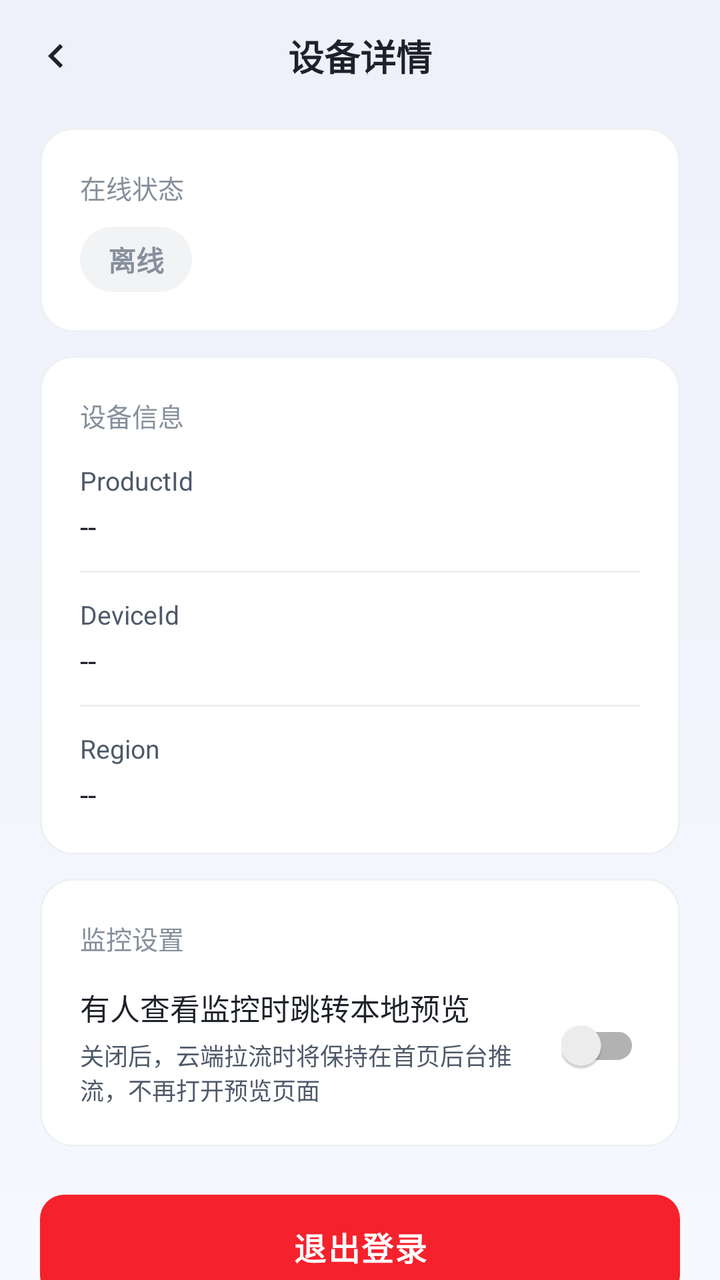
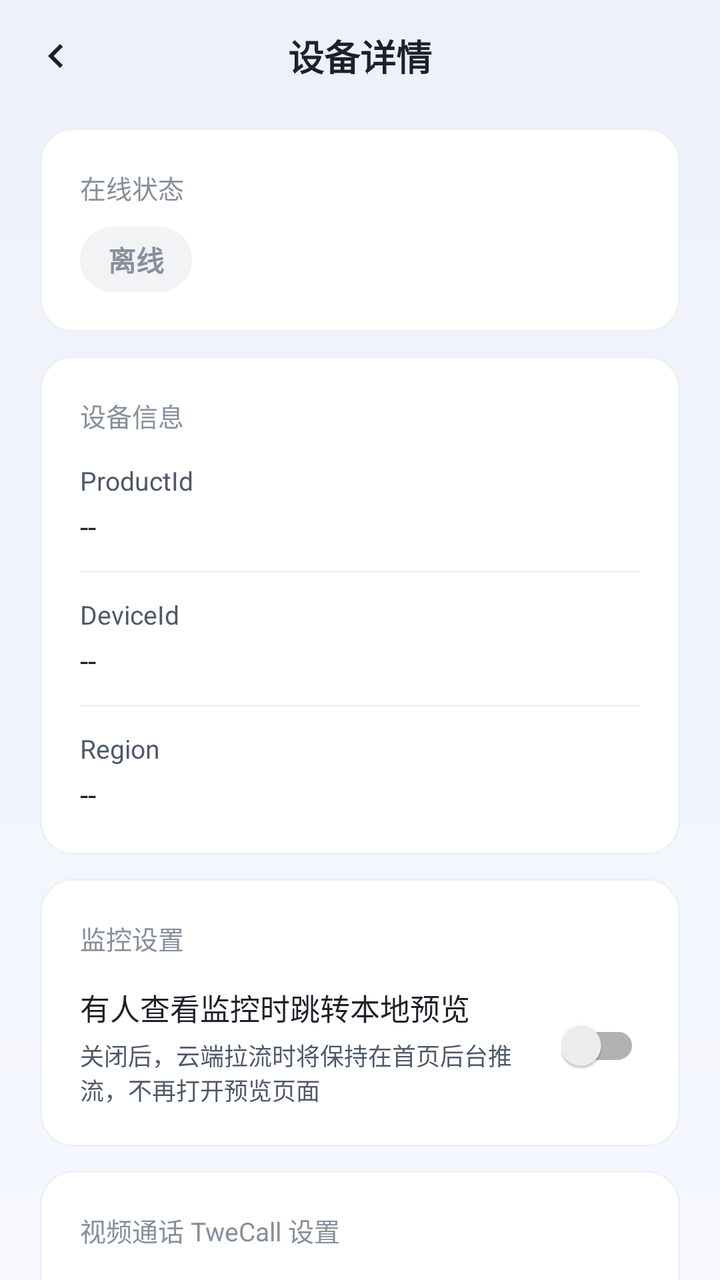

Compare the two renders of this Android layout. The source of the first and the diff that turns it into the second are given below.
<!-- AndroidManifest.xml: activity theme Theme.TXIoTDeviceDemo -->
<!-- res/layout/activity_device_detail.xml -->
<?xml version="1.0" encoding="utf-8"?>
<androidx.constraintlayout.widget.ConstraintLayout xmlns:android="http://schemas.android.com/apk/res/android"
    xmlns:app="http://schemas.android.com/apk/res-auto"
    xmlns:tools="http://schemas.android.com/tools"
    android:layout_width="match_parent"
    android:layout_height="match_parent"
    android:background="@drawable/bg_login_gradient"
    tools:context=".DeviceDetailActivity">

    
    <FrameLayout
        android:id="@+id/tb_detail"
        android:layout_width="0dp"
        android:layout_height="56dp"
        android:paddingHorizontal="8dp"
        app:layout_constraintTop_toTopOf="parent"
        app:layout_constraintStart_toStartOf="parent"
        app:layout_constraintEnd_toEndOf="parent">

        <ImageView
            android:id="@+id/iv_back"
            android:layout_width="40dp"
            android:layout_height="40dp"
            android:layout_gravity="start|center_vertical"
            android:background="?attr/selectableItemBackgroundBorderless"
            android:clickable="true"
            android:contentDescription="@null"
            android:focusable="true"
            android:padding="8dp"
            android:src="@drawable/ic_detail_back" />

        <TextView
            android:layout_width="wrap_content"
            android:layout_height="wrap_content"
            android:layout_gravity="center"
            android:text="@string/detail_title"
            android:textColor="@color/home_title"
            android:textSize="18sp"
            android:textStyle="bold" />
    </FrameLayout>

    <ScrollView
        android:layout_width="0dp"
        android:layout_height="0dp"
        android:fillViewport="true"
        android:scrollbars="none"
        app:layout_constraintTop_toBottomOf="@id/tb_detail"
        app:layout_constraintStart_toStartOf="parent"
        app:layout_constraintEnd_toEndOf="parent"
        app:layout_constraintBottom_toBottomOf="parent">

        <LinearLayout
            android:layout_width="match_parent"
            android:layout_height="wrap_content"
            android:orientation="vertical"
            android:paddingHorizontal="20dp"
            android:paddingTop="8dp"
            android:paddingBottom="24dp">

            
            <LinearLayout
                android:layout_width="match_parent"
                android:layout_height="wrap_content"
                android:background="@drawable/bg_detail_card"
                android:orientation="vertical"
                android:padding="20dp">

                <TextView
                    android:layout_width="wrap_content"
                    android:layout_height="wrap_content"
                    android:text="@string/detail_section_status"
                    android:textColor="@color/home_subtitle"
                    android:textSize="13sp" />

                <TextView
                    android:id="@+id/tv_state_badge"
                    android:layout_width="wrap_content"
                    android:layout_height="wrap_content"
                    android:layout_marginTop="10dp"
                    android:background="@drawable/bg_device_state_offline"
                    android:paddingHorizontal="14dp"
                    android:paddingVertical="6dp"
                    android:text="@string/device_state_offline"
                    android:textColor="@color/device_state_offline_text"
                    android:textSize="14sp"
                    android:textStyle="bold" />
            </LinearLayout>

            
            <LinearLayout
                android:layout_width="match_parent"
                android:layout_height="wrap_content"
                android:layout_marginTop="12dp"
                android:background="@drawable/bg_detail_card"
                android:orientation="vertical"
                android:padding="20dp">

                <TextView
                    android:layout_width="wrap_content"
                    android:layout_height="wrap_content"
                    android:text="@string/detail_section_info"
                    android:textColor="@color/home_subtitle"
                    android:textSize="13sp" />

                
                <TextView
                    android:layout_width="wrap_content"
                    android:layout_height="wrap_content"
                    android:layout_marginTop="14dp"
                    android:text="@string/detail_field_product_id"
                    android:textColor="@color/home_card_desc"
                    android:textSize="13sp" />

                <TextView
                    android:id="@+id/tv_product_id"
                    android:layout_width="match_parent"
                    android:layout_height="wrap_content"
                    android:layout_marginTop="4dp"
                    android:text="@string/detail_value_empty"
                    android:textColor="@color/home_title"
                    android:textSize="15sp" />

                <View
                    android:layout_width="match_parent"
                    android:layout_height="1dp"
                    android:layout_marginTop="12dp"
                    android:background="@color/thing_divider" />

                
                <TextView
                    android:layout_width="wrap_content"
                    android:layout_height="wrap_content"
                    android:layout_marginTop="12dp"
                    android:text="@string/detail_field_device_id"
                    android:textColor="@color/home_card_desc"
                    android:textSize="13sp" />

                <TextView
                    android:id="@+id/tv_device_id"
                    android:layout_width="match_parent"
                    android:layout_height="wrap_content"
                    android:layout_marginTop="4dp"
                    android:text="@string/detail_value_empty"
                    android:textColor="@color/home_title"
                    android:textSize="15sp" />

                <View
                    android:layout_width="match_parent"
                    android:layout_height="1dp"
                    android:layout_marginTop="12dp"
                    android:background="@color/thing_divider" />

                
                <TextView
                    android:layout_width="wrap_content"
                    android:layout_height="wrap_content"
                    android:layout_marginTop="12dp"
                    android:text="@string/detail_field_region"
                    android:textColor="@color/home_card_desc"
                    android:textSize="13sp" />

                <TextView
                    android:id="@+id/tv_region"
                    android:layout_width="match_parent"
                    android:layout_height="wrap_content"
                    android:layout_marginTop="4dp"
                    android:text="@string/detail_value_empty"
                    android:textColor="@color/home_title"
                    android:textSize="15sp" />
            </LinearLayout>

            
            <LinearLayout
                android:layout_width="match_parent"
                android:layout_height="wrap_content"
                android:layout_marginTop="12dp"
                android:background="@drawable/bg_detail_card"
                android:orientation="vertical"
                android:padding="20dp">

                <TextView
                    android:layout_width="wrap_content"
                    android:layout_height="wrap_content"
                    android:text="@string/detail_section_monitor"
                    android:textColor="@color/home_subtitle"
                    android:textSize="13sp" />

                <LinearLayout
                    android:layout_width="match_parent"
                    android:layout_height="wrap_content"
                    android:layout_marginTop="14dp"
                    android:baselineAligned="false"
                    android:gravity="center_vertical"
                    android:orientation="horizontal">

                    <LinearLayout
                        android:layout_width="0dp"
                        android:layout_height="wrap_content"
                        android:layout_weight="1"
                        android:orientation="vertical">

                        <TextView
                            android:id="@+id/tv_auto_launch_title"
                            android:layout_width="wrap_content"
                            android:layout_height="wrap_content"
                            android:text="@string/detail_monitor_auto_launch_title"
                            android:textColor="@color/home_title"
                            android:textSize="15sp" />

                        <TextView
                            android:layout_width="match_parent"
                            android:layout_height="wrap_content"
                            android:layout_marginTop="4dp"
                            android:text="@string/detail_monitor_auto_launch_desc"
                            android:textColor="@color/home_card_desc"
                            android:textSize="12sp" />
                    </LinearLayout>

                    <androidx.appcompat.widget.SwitchCompat
                        android:id="@+id/switch_auto_launch_preview"
                        android:layout_width="wrap_content"
                        android:layout_height="wrap_content"
                        android:layout_marginStart="12dp" />
                </LinearLayout>
            </LinearLayout>

            
            <Button
                android:id="@+id/btn_logout"
                android:layout_width="match_parent"
                android:layout_height="52dp"
                android:layout_marginTop="24dp"
                android:background="@drawable/bg_detail_logout"
                android:letterSpacing="0.05"
                android:stateListAnimator="@null"
                android:text="@string/detail_logout"
                android:textAllCaps="false"
                android:textColor="@color/white"
                android:textSize="16sp"
                android:textStyle="bold" />
        </LinearLayout>
    </ScrollView>

</androidx.constraintlayout.widget.ConstraintLayout>
<!-- resources referenced by this layout -->
<resources>
  <color name="device_state_offline_text">#86909C</color>
  <color name="home_card_desc">#4E5969</color>
  <color name="home_subtitle">#86909C</color>
  <color name="home_title">#1D2129</color>
  <color name="thing_divider">#EEF0F3</color>
  <color name="white">#FFFFFFFF</color>
  <!-- drawable bg_detail_card (drawable) -->
  <?xml version="1.0" encoding="utf-8"?>
  <shape xmlns:android="http://schemas.android.com/apk/res/android"
      android:shape="rectangle">
      <solid android:color="#FFFFFFFF" />
      <corners android:radius="16dp" />
      <stroke android:width="1dp" android:color="#EEF0F3" />
  </shape>
  <!-- drawable bg_device_state_offline (drawable) -->
  <?xml version="1.0" encoding="utf-8"?>
  <shape xmlns:android="http://schemas.android.com/apk/res/android"
      android:shape="rectangle">
      <solid android:color="@color/device_state_offline_bg" />
      <corners android:radius="999dp" />
  </shape>
  <string name="detail_field_device_id">DeviceId</string>
  <string name="detail_field_product_id">ProductId</string>
  <string name="detail_field_region">Region</string>
  <string name="detail_logout">退出登录</string>
  <string name="detail_monitor_auto_launch_desc">关闭后，云端拉流时将保持在首页后台推流，不再打开预览页面</string>
  <string name="detail_monitor_auto_launch_title">有人查看监控时跳转本地预览</string>
  <string name="detail_section_info">设备信息</string>
  <string name="detail_section_monitor">监控设置</string>
  <string name="detail_section_status">在线状态</string>
  <string name="detail_title">设备详情</string>
  <string name="detail_value_empty">--</string>
  <string name="device_state_offline">离线</string>
  <style name="Theme.TXIoTDeviceDemo" parent="Theme.AppCompat.Light.NoActionBar">
          <item name="android:windowBackground">@drawable/bg_login_gradient</item>
          <item name="android:statusBarColor">@color/login_bg_start</item>
          <item name="android:windowLightStatusBar">true</item>
      </style>
  <color name="device_state_offline_bg">#F2F3F5</color>
  <color name="login_bg_start">#EEF1FB</color>
  <color name="login_bg_end">#F6F8FE</color>
  <!-- unchanged entries left out for length: 3 -->
</resources>

<!-- the commit's change to res/layout/activity_device_detail.xml (unified diff, before → after) -->
@@ -225,11 +225,203 @@
             </LinearLayout>
 
             
+            <LinearLayout
+                android:layout_width="match_parent"
+                android:layout_height="wrap_content"
+                android:layout_marginTop="12dp"
+                android:background="@drawable/bg_detail_card"
+                android:orientation="vertical"
+                android:padding="20dp">
+
+                <TextView
+                    android:layout_width="wrap_content"
+                    android:layout_height="wrap_content"
+                    android:text="@string/detail_section_twecall"
+                    android:textColor="@color/home_subtitle"
+                    android:textSize="13sp" />
+
+                <LinearLayout
+                    android:id="@+id/ll_twecall_flavor"
+                    android:layout_width="match_parent"
+                    android:layout_height="wrap_content"
+                    android:layout_marginTop="14dp"
+                    android:background="?attr/selectableItemBackground"
+                    android:clickable="true"
+                    android:focusable="true"
+                    android:gravity="center_vertical"
+                    android:orientation="horizontal">
+
+                    <LinearLayout
+                        android:layout_width="0dp"
+                        android:layout_height="wrap_content"
+                        android:layout_weight="1"
+                        android:orientation="vertical">
+
+                        <TextView
+                            android:layout_width="wrap_content"
+                            android:layout_height="wrap_content"
+                            android:text="@string/detail_twecall_flavor_title"
+                            android:textColor="@color/home_title"
+                            android:textSize="15sp" />
+
+                        <TextView
+                            android:layout_width="match_parent"
+                            android:layout_height="wrap_content"
+                            android:layout_marginTop="4dp"
+                            android:text="@string/detail_twecall_flavor_desc"
+                            android:textColor="@color/home_card_desc"
+                            android:textSize="12sp" />
+                    </LinearLayout>
+
+                    <LinearLayout
+                        android:layout_width="wrap_content"
+                        android:layout_height="wrap_content"
+                        android:layout_marginStart="12dp"
+                        android:gravity="center_vertical"
+                        android:orientation="horizontal">
+
+                        <TextView
+                            android:id="@+id/tv_twecall_flavor_value"
+                            android:layout_width="wrap_content"
+                            android:layout_height="wrap_content"
+                            android:text="@string/detail_twecall_flavor_release"
+                            android:textColor="@color/login_primary"
+                            android:textSize="14sp"
+                            android:textStyle="bold" />
+
+                        <ImageView
+                            android:layout_width="16dp"
+                            android:layout_height="16dp"
+                            android:layout_marginStart="4dp"
+                            android:contentDescription="@null"
+                            android:src="@drawable/ic_arrow_drop_down" />
+                    </LinearLayout>
+                </LinearLayout>
+            </LinearLayout>
+
+            
+            <LinearLayout
+                android:layout_width="match_parent"
+                android:layout_height="wrap_content"
+                android:layout_marginTop="12dp"
+                android:background="@drawable/bg_detail_card"
+                android:orientation="vertical"
+                android:padding="20dp">
+
+                <TextView
+                    android:layout_width="wrap_content"
+                    android:layout_height="wrap_content"
+                    android:text="@string/detail_section_signature"
+                    android:textColor="@color/home_subtitle"
+                    android:textSize="13sp" />
+
+                <TextView
+                    android:id="@+id/tv_signature_desc"
+                    android:layout_width="match_parent"
+                    android:layout_height="wrap_content"
+                    android:layout_marginTop="6dp"
+                    android:text="@string/detail_signature_desc"
+                    android:textColor="@color/home_card_desc"
+                    android:textSize="12sp" />
+
+
+                <TextView
+                    android:id="@+id/tv_signature_console_link"
+                    android:layout_width="wrap_content"
+                    android:layout_height="wrap_content"
+                    android:layout_marginTop="6dp"
+                    android:background="?attr/selectableItemBackground"
+                    android:clickable="true"
+                    android:focusable="true"
+                    android:paddingVertical="2dp"
+                    android:text="@string/detail_signature_console_link"
+                    android:textColor="@color/link_blue"
+                    android:textSize="12sp" />
+
+                <EditText
+                    android:id="@+id/et_secret_id"
+                    android:layout_width="match_parent"
+                    android:layout_height="48dp"
+                    android:layout_marginTop="14dp"
+                    android:background="@drawable/bg_login_input"
+                    android:hint="@string/detail_signature_secret_id_hint"
+                    android:inputType="text"
+                    android:maxLines="1"
+                    android:paddingHorizontal="14dp"
+                    android:textColor="@color/home_title"
+                    android:textColorHint="@color/home_card_desc"
+                    android:textSize="14sp" />
+
+                <EditText
+                    android:id="@+id/et_secret_key"
+                    android:layout_width="match_parent"
+                    android:layout_height="48dp"
+                    android:layout_marginTop="10dp"
+                    android:background="@drawable/bg_login_input"
+                    android:hint="@string/detail_signature_secret_key_hint"
+                    android:inputType="textPassword"
+                    android:maxLines="1"
+                    android:paddingHorizontal="14dp"
+                    android:textColor="@color/home_title"
+                    android:textColorHint="@color/home_card_desc"
+                    android:textSize="14sp" />
+
+                <Button
+                    android:id="@+id/btn_get_signature"
+                    android:layout_width="match_parent"
+                    android:layout_height="46dp"
+                    android:layout_marginTop="14dp"
+                    android:background="@drawable/bg_detail_logout"
+                    android:stateListAnimator="@null"
+                    android:text="@string/detail_signature_get"
+                    android:textAllCaps="false"
+                    android:textColor="@color/white"
+                    android:textSize="15sp"
+                    android:textStyle="bold" />
+
+                <LinearLayout
+                    android:id="@+id/ll_signature_result"
+                    android:layout_width="match_parent"
+                    android:layout_height="wrap_content"
+                    android:layout_marginTop="14dp"
+                    android:orientation="vertical"
+                    android:visibility="gone">
+
+                    <View
+                        android:layout_width="match_parent"
+                        android:layout_height="1dp"
+                        android:background="@color/thing_divider" />
+
+                    <ImageView
+                        android:id="@+id/iv_signature_qr"
+                        android:layout_width="220dp"
+                        android:layout_height="220dp"
+                        android:layout_gravity="center_horizontal"
+                        android:layout_marginTop="10dp"
+                        android:background="?attr/selectableItemBackground"
+                        android:clickable="true"
+                        android:contentDescription="@string/detail_signature_result_title"
+                        android:focusable="true"
+                        android:padding="4dp"
+                        android:scaleType="fitCenter" />
+
+                    <TextView
+                        android:id="@+id/tv_signature_qr_hint"
+                        android:layout_width="wrap_content"
+                        android:layout_height="wrap_content"
+                        android:layout_gravity="center_horizontal"
+                        android:layout_marginTop="8dp"
+                        android:text="@string/detail_signature_qr_refresh_hint"
+                        android:textColor="@color/home_card_desc"
+                        android:textSize="12sp" />
+                </LinearLayout>
+            </LinearLayout>
+
             <Button
                 android:id="@+id/btn_logout"
                 android:layout_width="match_parent"
                 android:layout_height="52dp"
-                android:layout_marginTop="24dp"
+                android:layout_marginTop="16dp"
                 android:background="@drawable/bg_detail_logout"
                 android:letterSpacing="0.05"
                 android:stateListAnimator="@null"
<!-- resource entries referenced after the edit -->
@@ -4,6 +4,8 @@
   <color name="home_card_desc">#4E5969</color>
   <color name="home_subtitle">#86909C</color>
   <color name="home_title">#1D2129</color>
+  <color name="link_blue">#4B7BF5</color>
+  <color name="login_primary">#4B7BF5</color>
   <color name="thing_divider">#EEF0F3</color>
   <color name="white">#FFFFFFFF</color>
   <!-- drawable bg_detail_card (drawable) -->
@@ -21,6 +23,28 @@
       <solid android:color="@color/device_state_offline_bg" />
       <corners android:radius="999dp" />
   </shape>
+  <!-- drawable bg_login_input (drawable) -->
+  <?xml version="1.0" encoding="utf-8"?>
+  <shape xmlns:android="http://schemas.android.com/apk/res/android"
+      android:shape="rectangle">
+      <solid android:color="@color/login_input_bg" />
+      <stroke
+          android:width="1dp"
+          android:color="@color/login_input_stroke" />
+      <corners android:radius="@dimen/login_input_radius" />
+  </shape>
+  <!-- drawable ic_arrow_drop_down (drawable) -->
+  <?xml version="1.0" encoding="utf-8"?>
+  <vector xmlns:android="http://schemas.android.com/apk/res/android"
+      android:width="16dp"
+      android:height="16dp"
+      android:viewportWidth="24"
+      android:viewportHeight="24"
+      android:tint="@color/home_subtitle">
+      <path
+          android:fillColor="#FFFFFF"
+          android:pathData="M7,10l5,5 5,-5z" />
+  </vector>
   <string name="detail_field_device_id">DeviceId</string>
   <string name="detail_field_product_id">ProductId</string>
   <string name="detail_field_region">Region</string>
@@ -29,8 +53,20 @@
   <string name="detail_monitor_auto_launch_title">有人查看监控时跳转本地预览</string>
   <string name="detail_section_info">设备信息</string>
   <string name="detail_section_monitor">监控设置</string>
+  <string name="detail_section_signature">绑定设备二维码</string>
   <string name="detail_section_status">在线状态</string>
+  <string name="detail_section_twecall">视频通话 TweCall 设置</string>
+  <string name="detail_signature_console_link">前往腾讯云控制台获取 SecretId / SecretKey</string>
+  <string name="detail_signature_desc">填入云 API 密钥，生成当前设备用于 APP 绑定的二维码。SecretKey 具有账号操作权限，请妥善保管，切勿泄露。</string>
+  <string name="detail_signature_get">获取二维码</string>
+  <string name="detail_signature_qr_refresh_hint">点击二维码可刷新</string>
+  <string name="detail_signature_result_title">设备绑定二维码</string>
+  <string name="detail_signature_secret_id_hint">SecretId</string>
+  <string name="detail_signature_secret_key_hint">SecretKey</string>
   <string name="detail_title">设备详情</string>
+  <string name="detail_twecall_flavor_desc">拨打微信小程序端时使用的版本</string>
+  <string name="detail_twecall_flavor_release">正式版</string>
+  <string name="detail_twecall_flavor_title">小程序版本</string>
   <string name="detail_value_empty">--</string>
   <string name="device_state_offline">离线</string>
   <style name="Theme.TXIoTDeviceDemo" parent="Theme.AppCompat.Light.NoActionBar">
@@ -41,6 +77,9 @@
   <color name="device_state_offline_bg">#F2F3F5</color>
   <color name="login_bg_start">#EEF1FB</color>
   <color name="login_bg_end">#F6F8FE</color>
+  <color name="login_input_bg">#F7F8FA</color>
+  <color name="login_input_stroke">#E5E6EB</color>
+  <dimen name="login_input_radius">10dp</dimen>
   <!-- unchanged entries left out for length: 3 -->
 </resources>
 
